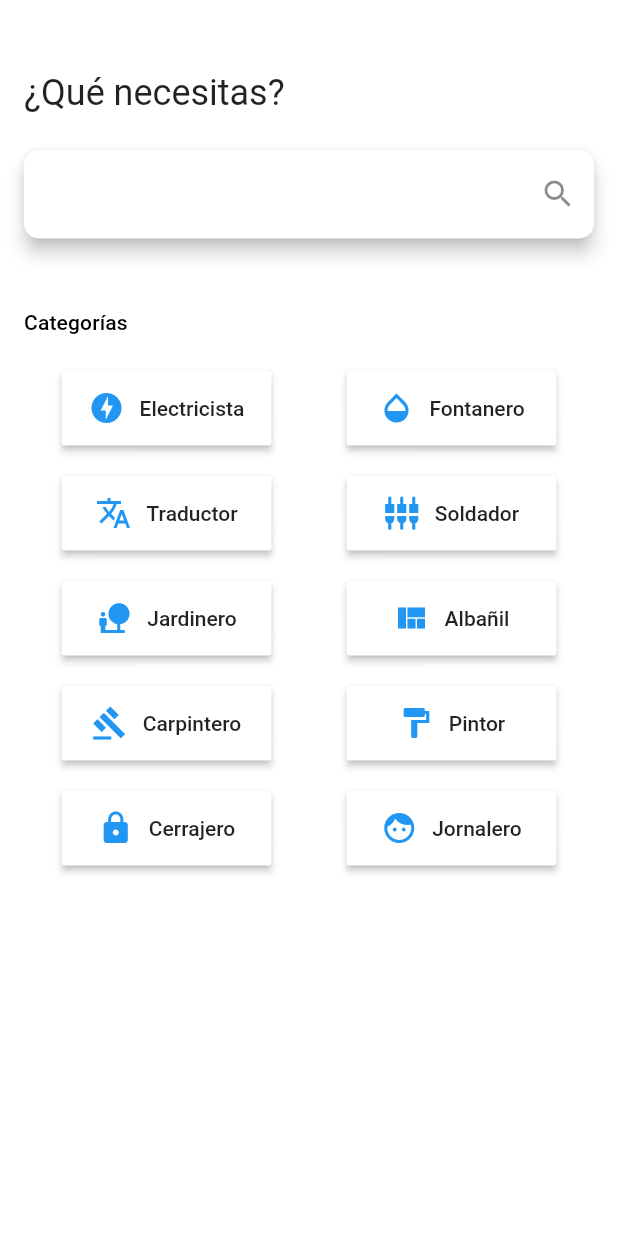
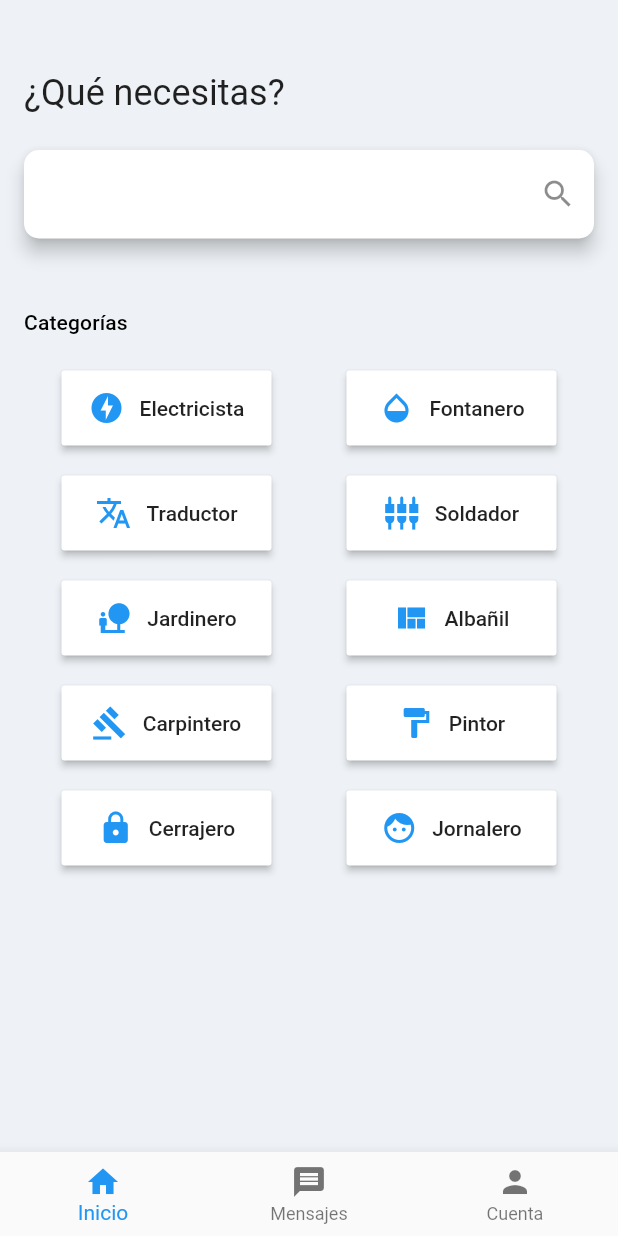
Before and after one commit to imdevdaniel/trabajitos-frontend, a Flutter app: the screen it shows after launch, on a phone screen of 412 x 824 dp. Run offline on Flutter 3.47's test engine with Material 2 defaults, Android fonts, the phone set to English and light mode, and no system bars.

Commit message:
Updates routing

```diff
--- a/lib/main.dart
+++ b/lib/main.dart
@@ -12,7 +12,7 @@ class MyApp extends StatelessWidget {
       title: 'Trabajitos',
       debugShowCheckedModeBanner: false,
       routes: getAppRoutes(),
-      initialRoute: 'home',
+      initialRoute: 'main',
       onGenerateRoute: (RouteSettings settings) {
 
         print('Requested route "${ settings.name }" not found.');
--- a/lib/routes/routes.dart
+++ b/lib/routes/routes.dart
@@ -1,13 +1,13 @@
 import 'package:flutter/material.dart';
 
-import 'package:trabajitos_frontend/src/pages/home_page.dart';
+import 'package:trabajitos_frontend/src/pages/main_page.dart';
 import 'package:trabajitos_frontend/src/pages/service_category_page.dart';
 import 'package:trabajitos_frontend/src/pages/worker_profile_page.dart';
 
 Map<String, WidgetBuilder> getAppRoutes() {
 
   return <String, WidgetBuilder> {
-    'home'              : (BuildContext context) => HomePage(),
+    'main'              : (BuildContext context) => MainPage(),
     'service_category'  : (BuildContext context) => ServiceCategoryPage(),
     'worker_profile'    : (BuildContext context) => WorkerProfilePage(),
   };
```
